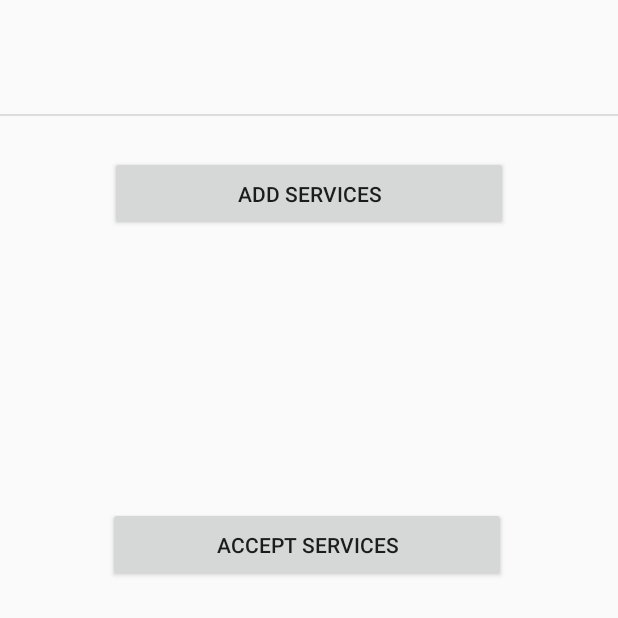
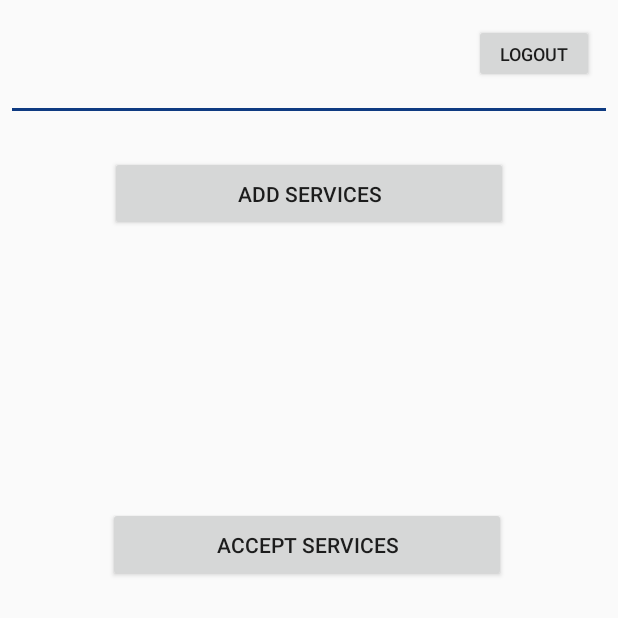
Before and after one commit to Jeremy2052/SMS, an Android app: the vendorMainScreen screen opened directly, with no data from a screen before it, on a phone screen of 412 x 824 dp, the top half of it. Run offline under Robolectric (Android 15) with nearby library versions, the phone set to English and light mode, and no system bars; our stand-ins replace Firebase (no records; nobody signed in at launch, a user with empty details on screens opened directly).

Commit message:
Fix button functionality for vendorMainScreen. Attempt to store database for registration

```diff
--- a/app/build.gradle
+++ b/app/build.gradle
@@ -29,7 +29,8 @@ dependencies {
     androidTestImplementation 'androidx.test.ext:junit:1.1.0'
     androidTestImplementation 'androidx.test.espresso:espresso-core:3.1.1'
 
-    implementation 'com.google.firebase:firebase-auth:18.0.0'
+    implementation 'com.google.firebase:firebase-auth:19.2.0'
+    implementation 'com.google.firebase:firebase-database:19.2.0'
     implementation 'com.google.android.gms:play-services-gcm:17.0.0'
 
 
--- a/app/src/main/AndroidManifest.xml
+++ b/app/src/main/AndroidManifest.xml
@@ -9,7 +9,8 @@
         android:roundIcon="@mipmap/ic_launcher_round"
         android:supportsRtl="true"
         android:theme="@style/AppTheme">
-        <activity android:name=".electrical"></activity>
+        <activity android:name=".settings"></activity>
+        <activity android:name=".electrical" />
         <activity android:name=".plumbing" />
         <activity android:name=".orders" />
         <activity android:name=".vendorLogin" />
--- a/app/src/main/java/com/example/login/MainActivity.java
+++ b/app/src/main/java/com/example/login/MainActivity.java
@@ -76,8 +76,7 @@ public class MainActivity extends AppCompatActivity implements View.OnClickListe
                     Intent intent3 = new Intent(getApplicationContext(), mainScreen.class);
                     startActivity(intent3);
                     finish();
-                    ///////if login is a vendor under email used, go to main screen for vendor
-                    ///////instead of customers main menu.
+
                 }else{
                     Toast.makeText(MainActivity.this, "Login failed",Toast.LENGTH_SHORT).show();
                 }
@@ -97,7 +96,7 @@ public class MainActivity extends AppCompatActivity implements View.OnClickListe
             case R.id.signup:
                 Intent intent = new Intent(MainActivity.this, registration.class);
                 startActivity(intent);
-                finish();
+
                 break;
             case R.id.skip:
                 Intent intent2 = new Intent(MainActivity.this, mainScreen.class);
--- a/app/src/main/java/com/example/login/vendorMainScreen.java
+++ b/app/src/main/java/com/example/login/vendorMainScreen.java
@@ -2,13 +2,60 @@ package com.example.login;
 
 import androidx.appcompat.app.AppCompatActivity;
 
+import android.content.Intent;
 import android.os.Bundle;
+import android.view.View;
+import android.widget.Button;
 
-public class vendorMainScreen extends AppCompatActivity {
+import com.google.firebase.auth.FirebaseAuth;
+import com.google.firebase.auth.FirebaseUser;
+
+public class vendorMainScreen extends AppCompatActivity implements View.OnClickListener {
+
+    private FirebaseAuth firebaseAuth;
+
+    private Button logout;
+    private Button addService;
+    private Button acceptService;
+
+
 
     @Override
     protected void onCreate(Bundle savedInstanceState) {
         super.onCreate(savedInstanceState);
         setContentView(R.layout.activity_vendor_main_screen);
+
+        firebaseAuth = FirebaseAuth.getInstance();
+
+        if(firebaseAuth.getCurrentUser()==null){
+            Intent intent = new Intent(this, vendorLogin.class);
+            startActivity(intent);
+            finish();
+        }
+
+        logout = findViewById(R.id.logoutV);
+        addService = findViewById(R.id.addService);
+        acceptService = findViewById(R.id.acceptService);
+
+        logout.setOnClickListener(this);
+        addService.setOnClickListener(this);
+        acceptService.setOnClickListener(this);
+    }
+
+    @Override
+    public void onClick(View v) {
+        switch (v.getId()){
+            case R.id.logoutV:
+                firebaseAuth.signOut();
+                Intent intent3 = new Intent(this, vendorLogin.class);
+                startActivity(intent3);
+                finish();
+                break;
+            case R.id.addService:
+                break;
+           // case R.id.acceptService:
+                //break;
+                //break;
+        }
     }
 }
--- a/app/src/main/java/com/example/login/vendorRegister.java
+++ b/app/src/main/java/com/example/login/vendorRegister.java
@@ -39,7 +39,7 @@ public class vendorRegister extends AppCompatActivity implements View.OnClickLis
         super.onCreate(savedInstanceState);
         setContentView(R.layout.activity_vendor_register);
 
-
+        firebaseAuth = FirebaseAuth.getInstance();
 
         vendor = (findViewById(R.id.vendor));
         email = (findViewById(R.id.email2));
@@ -121,7 +121,6 @@ public class vendorRegister extends AppCompatActivity implements View.OnClickLis
 
         //if statement for agree switch not clicked.
         if(agree.isChecked()){
-            //first name is empty
 
         }else{
             Toast.makeText(this, "You must agree to terms.",Toast.LENGTH_SHORT).show();
--- a/app/src/main/res/layout/activity_registration.xml
+++ b/app/src/main/res/layout/activity_registration.xml
@@ -136,7 +136,7 @@
         android:layout_marginRight="8dp"
         android:layout_marginBottom="16dp"
         android:ems="10"
-        android:hint="Password"
+        android:hint="Password (atleast 6 characters)"
         android:inputType="textPersonName"
         android:paddingTop="2dp"
         android:textSize="14sp"
--- a/app/src/main/res/layout/activity_vendor_main_screen.xml
+++ b/app/src/main/res/layout/activity_vendor_main_screen.xml
@@ -4,11 +4,21 @@
     xmlns:tools="http://schemas.android.com/tools"
     android:layout_width="match_parent"
     android:layout_height="match_parent"
+
     tools:context=".vendorMainScreen">
 
     <View
+        android:id="@+id/view"
         style="@style/Divider"
-        android:layout_marginTop="76dp"
+        android:layout_height="2dp"
+        android:layout_marginStart="8dp"
+        android:layout_marginLeft="8dp"
+        android:layout_marginTop="72dp"
+        android:layout_marginEnd="8dp"
+        android:layout_marginRight="8dp"
+        android:background="#0E3A81"
+        app:layout_constraintEnd_toEndOf="parent"
+        app:layout_constraintHorizontal_bias="0.0"
         app:layout_constraintStart_toStartOf="parent"
         app:layout_constraintTop_toTopOf="parent" />
 
@@ -32,4 +42,17 @@
         app:layout_constraintEnd_toEndOf="parent"
         app:layout_constraintHorizontal_bias="0.489"
         app:layout_constraintStart_toStartOf="parent" />
+
+    <Button
+        android:id="@+id/logoutV"
+        android:layout_width="80dp"
+        android:layout_height="39dp"
+        android:layout_marginTop="16dp"
+        android:layout_marginEnd="16dp"
+        android:layout_marginRight="16dp"
+        android:text="logout"
+        android:textSize="12sp"
+        app:layout_constraintEnd_toEndOf="parent"
+        app:layout_constraintTop_toTopOf="parent" />
+
 </androidx.constraintlayout.widget.ConstraintLayout>
--- a/app/src/main/res/layout/activity_vendor_register.xml
+++ b/app/src/main/res/layout/activity_vendor_register.xml
@@ -129,7 +129,7 @@
         android:layout_marginRight="8dp"
         android:layout_marginBottom="12dp"
         android:ems="10"
-        android:hint="Password"
+        android:hint="Password (atleast 6 characters)"
         android:inputType="textPassword"
         android:paddingTop="2dp"
         android:textSize="14sp"
```
Also changed, not shown: app/src/main/java/com/example/login/UserInformation.java (added, +22 -0 lines), app/src/main/java/com/example/login/mainScreen.java (+20 -2 lines), app/src/main/java/com/example/login/registration.java (+51 -7 lines), app/src/main/java/com/example/login/settings.java (added, +14 -0 lines), app/src/main/java/com/example/login/vendorLogin.java (+10 -10 lines), app/src/main/res/layout/activity_main_screen.xml (+16 -4 lines), app/src/main/res/layout/activity_settings.xml (added, +64 -0 lines), app/src/main/res/layout/activity_vendor_login.xml (+7 -6 lines), app/src/main/res/drawable-xxhdpi/background2.png (added), app/src/main/res/drawable-xxhdpi/background3.png (added).
